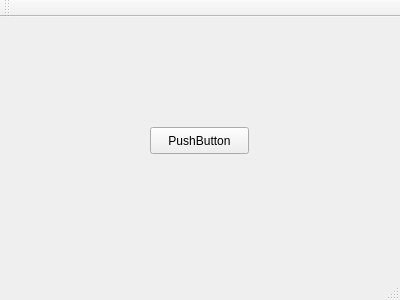
First picture: the form in mainwindow.ui, repository casi77/clockwidget, before the edit.
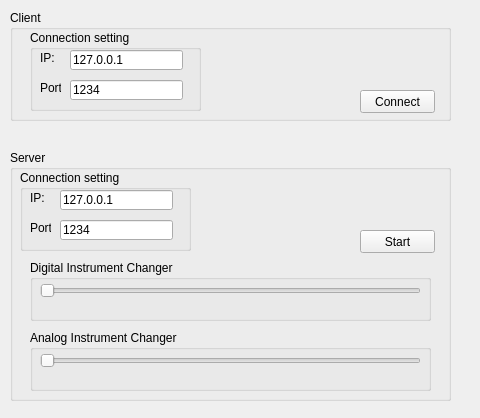
Second picture: the form after the edit.

Commit message:
Server - Client Kommunikation -> Mainwindow
See Readme!

```diff
--- a/mainwindow.ui
+++ b/mainwindow.ui
@@ -6,47 +6,252 @@
    <rect>
     <x>0</x>
     <y>0</y>
-    <width>400</width>
-    <height>300</height>
+    <width>480</width>
+    <height>418</height>
    </rect>
   </property>
   <property name="windowTitle">
    <string>MainWindow</string>
   </property>
   <widget class="QWidget" name="centralWidget">
-   <widget class="QPushButton" name="pushButton">
+   <widget class="QGroupBox" name="groupBox">
     <property name="geometry">
      <rect>
-      <x>150</x>
-      <y>110</y>
-      <width>99</width>
-      <height>27</height>
+      <x>30</x>
+      <y>30</y>
+      <width>171</width>
+      <height>81</height>
      </rect>
     </property>
-    <property name="text">
-     <string>PushButton</string>
+    <property name="title">
+     <string>Connection setting</string>
     </property>
+    <widget class="QLineEdit" name="client_inputIP">
+     <property name="geometry">
+      <rect>
+       <x>40</x>
+       <y>20</y>
+       <width>113</width>
+       <height>20</height>
+      </rect>
+     </property>
+     <property name="text">
+      <string>127.0.0.1</string>
+     </property>
+    </widget>
+    <widget class="QLineEdit" name="client_inputPort">
+     <property name="geometry">
+      <rect>
+       <x>40</x>
+       <y>50</y>
+       <width>113</width>
+       <height>20</height>
+      </rect>
+     </property>
+     <property name="text">
+      <string>1234</string>
+     </property>
+    </widget>
+    <widget class="QLabel" name="label_2">
+     <property name="geometry">
+      <rect>
+       <x>10</x>
+       <y>50</y>
+       <width>21</width>
+       <height>16</height>
+      </rect>
+     </property>
+     <property name="text">
+      <string>Port:</string>
+     </property>
+    </widget>
+    <widget class="QLabel" name="label">
+     <property name="geometry">
+      <rect>
+       <x>10</x>
+       <y>20</y>
+       <width>21</width>
+       <height>16</height>
+      </rect>
+     </property>
+     <property name="text">
+      <string>IP:</string>
+     </property>
+    </widget>
    </widget>
+   <widget class="QGroupBox" name="groupBox_3">
+    <property name="geometry">
+     <rect>
+      <x>10</x>
+      <y>10</y>
+      <width>441</width>
+      <height>111</height>
+     </rect>
+    </property>
+    <property name="title">
+     <string>Client</string>
+    </property>
+    <widget class="QPushButton" name="btn_ClientConnect">
+     <property name="geometry">
+      <rect>
+       <x>350</x>
+       <y>80</y>
+       <width>75</width>
+       <height>23</height>
+      </rect>
+     </property>
+     <property name="text">
+      <string>Connect</string>
+     </property>
+    </widget>
+   </widget>
+   <widget class="QGroupBox" name="groupBox_4">
+    <property name="geometry">
+     <rect>
+      <x>10</x>
+      <y>150</y>
+      <width>441</width>
+      <height>251</height>
+     </rect>
+    </property>
+    <property name="title">
+     <string>Server</string>
+    </property>
+    <widget class="QGroupBox" name="groupBox_2">
+     <property name="geometry">
+      <rect>
+       <x>20</x>
+       <y>110</y>
+       <width>401</width>
+       <height>61</height>
+      </rect>
+     </property>
+     <property name="title">
+      <string>Digital Instrument Changer</string>
+     </property>
+     <widget class="QSlider" name="DigitalChanger">
+      <property name="geometry">
+       <rect>
+        <x>10</x>
+        <y>20</y>
+        <width>381</width>
+        <height>22</height>
+       </rect>
+      </property>
+      <property name="orientation">
+       <enum>Qt::Horizontal</enum>
+      </property>
+     </widget>
+    </widget>
+    <widget class="QGroupBox" name="groupBox_5">
+     <property name="geometry">
+      <rect>
+       <x>10</x>
+       <y>20</y>
+       <width>171</width>
+       <height>81</height>
+      </rect>
+     </property>
+     <property name="title">
+      <string>Connection setting</string>
+     </property>
+     <widget class="QLineEdit" name="serv_inputIP">
+      <property name="geometry">
+       <rect>
+        <x>40</x>
+        <y>20</y>
+        <width>113</width>
+        <height>20</height>
+       </rect>
+      </property>
+      <property name="text">
+       <string>127.0.0.1</string>
+      </property>
+     </widget>
+     <widget class="QLineEdit" name="serv_inputPort">
+      <property name="geometry">
+       <rect>
+        <x>40</x>
+        <y>50</y>
+        <width>113</width>
+        <height>20</height>
+       </rect>
+      </property>
+      <property name="text">
+       <string>1234</string>
+      </property>
+     </widget>
+     <widget class="QLabel" name="label_3">
+      <property name="geometry">
+       <rect>
+        <x>10</x>
+        <y>50</y>
+        <width>21</width>
+        <height>16</height>
+       </rect>
+      </property>
+      <property name="text">
+       <string>Port:</string>
+      </property>
+     </widget>
+     <widget class="QLabel" name="label_4">
+      <property name="geometry">
+       <rect>
+        <x>10</x>
+        <y>20</y>
+        <width>21</width>
+        <height>16</height>
+       </rect>
+      </property>
+      <property name="text">
+       <string>IP:</string>
+      </property>
+     </widget>
+    </widget>
+    <widget class="QPushButton" name="btn_ServerStart">
+     <property name="geometry">
+      <rect>
+       <x>350</x>
+       <y>80</y>
+       <width>75</width>
+       <height>23</height>
+      </rect>
+     </property>
+     <property name="text">
+      <string>Start</string>
+     </property>
+    </widget>
+    <widget class="QGroupBox" name="groupBox_6">
+     <property name="geometry">
+      <rect>
+       <x>20</x>
+       <y>180</y>
+       <width>401</width>
+       <height>61</height>
+      </rect>
+     </property>
+     <property name="title">
+      <string>Analog Instrument Changer</string>
+     </property>
+     <widget class="QSlider" name="AnalogChanger">
+      <property name="geometry">
+       <rect>
+        <x>10</x>
+        <y>20</y>
+        <width>381</width>
+        <height>22</height>
+       </rect>
+      </property>
+      <property name="orientation">
+       <enum>Qt::Horizontal</enum>
+      </property>
+     </widget>
+    </widget>
+   </widget>
+   <zorder>groupBox_4</zorder>
+   <zorder>groupBox_3</zorder>
+   <zorder>groupBox</zorder>
   </widget>
-  <widget class="QMenuBar" name="menuBar">
-   <property name="geometry">
-    <rect>
-     <x>0</x>
-     <y>0</y>
-     <width>400</width>
-     <height>25</height>
-    </rect>
-   </property>
-  </widget>
-  <widget class="QToolBar" name="mainToolBar">
-   <attribute name="toolBarArea">
-    <enum>TopToolBarArea</enum>
-   </attribute>
-   <attribute name="toolBarBreak">
-    <bool>false</bool>
-   </attribute>
-  </widget>
-  <widget class="QStatusBar" name="statusBar"/>
  </widget>
  <layoutdefault spacing="6" margin="11"/>
  <resources/>
```
Left out of the diff: 2 changed lines with no effect on the pictures. The commit also changes 8 other files.
